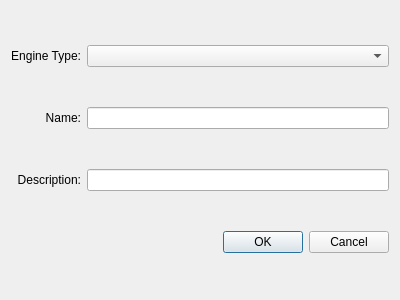
The window that avogadro/src/addenginedialog.ui (cryos/avogadro) describes before a commit, drawn with Qt 5.
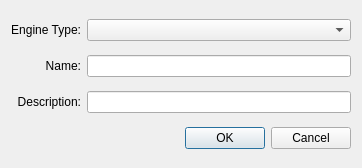
The same window after the commit.

Commit message: User Interface fixes.

The edit to the form file:
```diff
--- a/avogadro/src/addenginedialog.ui
+++ b/avogadro/src/addenginedialog.ui
@@ -5,8 +5,8 @@
    <rect>
     <x>0</x>
     <y>0</y>
-    <width>400</width>
-    <height>300</height>
+    <width>362</width>
+    <height>168</height>
    </rect>
   </property>
   <property name="windowTitle" >
```
Left out of the diff: 2 changed lines with no effect on the pictures. The commit also changes 2 other files.
